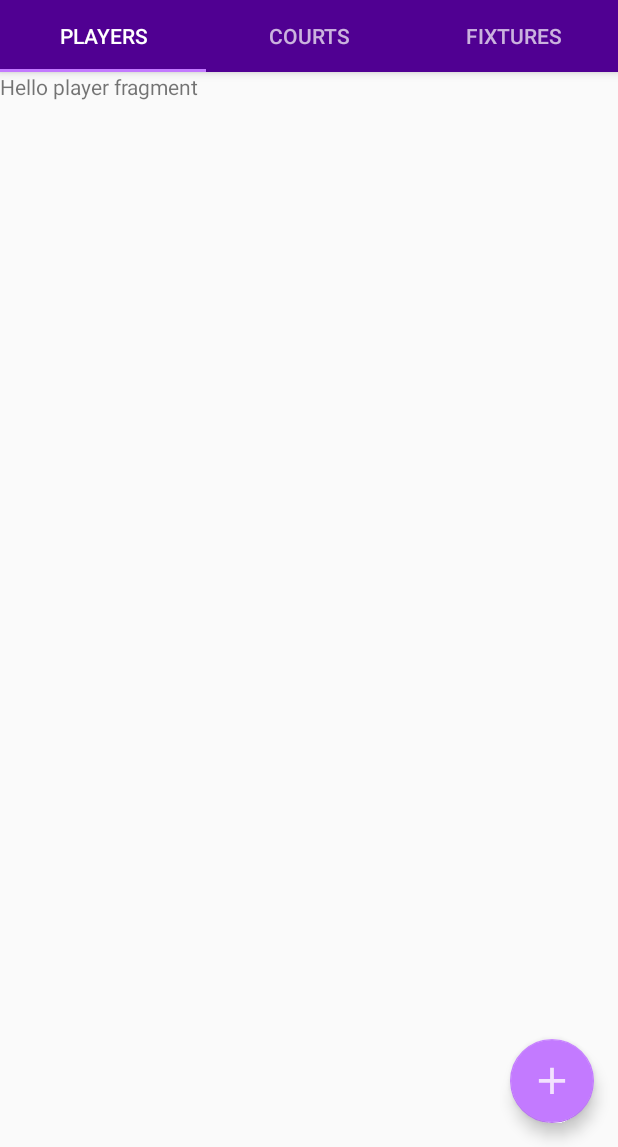
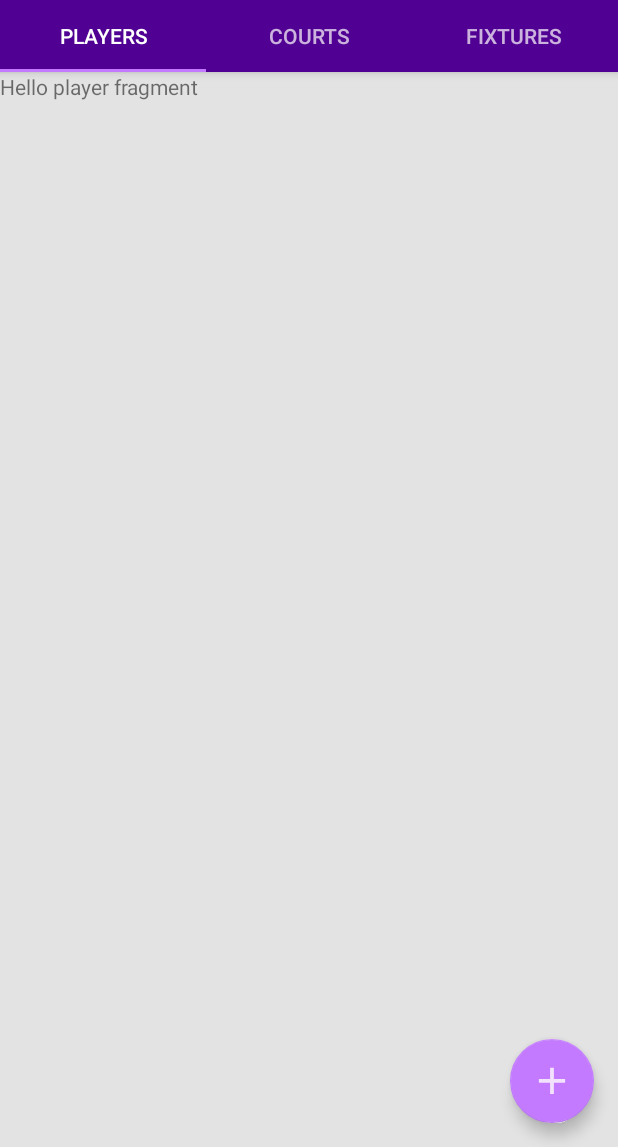
Before and after one commit to ayorkshireworrall/ClubNightPlanner, an Android app: the screen it shows after launch (MainActivity), on a phone screen of 412 x 824 dp, the part 89-1236 px from its top. Run offline under Robolectric (Android 15) with nearby library versions, the phone set to English and light mode, and no system bars; our stand-ins replace Room's generated code.

Commit message:
Darker background colour

```diff
--- a/clubnightplanner/app/src/main/res/layout/activity_main.xml
+++ b/clubnightplanner/app/src/main/res/layout/activity_main.xml
@@ -4,6 +4,7 @@
     xmlns:tools="http://schemas.android.com/tools"
     android:layout_width="match_parent"
     android:layout_height="match_parent"
+    android:background="@color/colorGeneralBackground"
     tools:context=".MainActivity">
 
     <com.google.android.material.appbar.AppBarLayout
```
